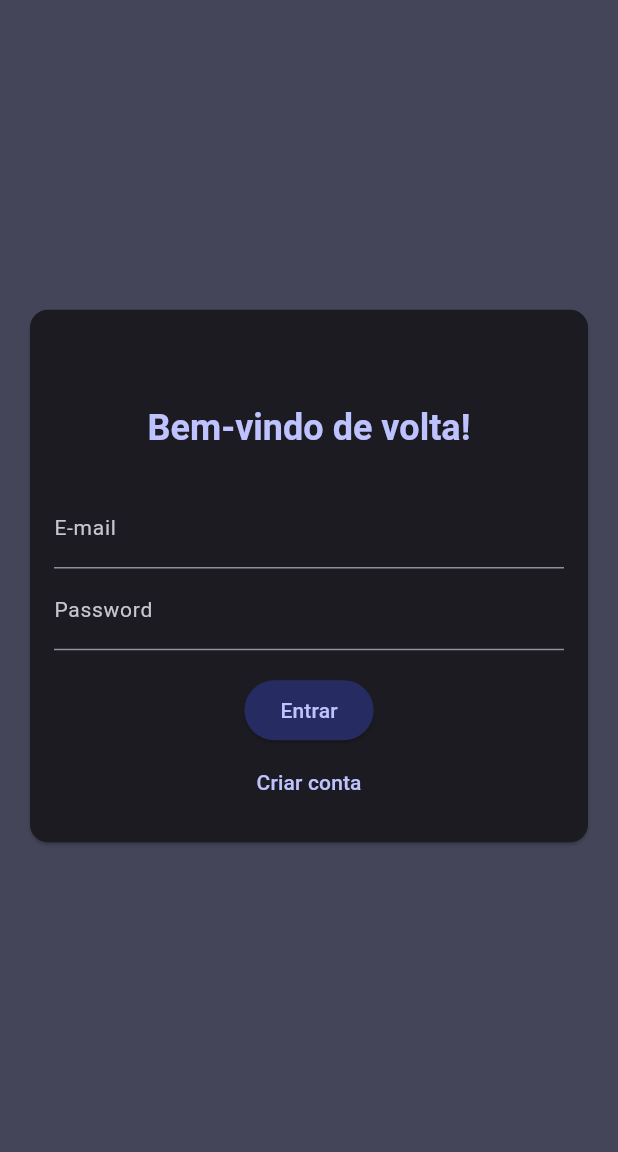
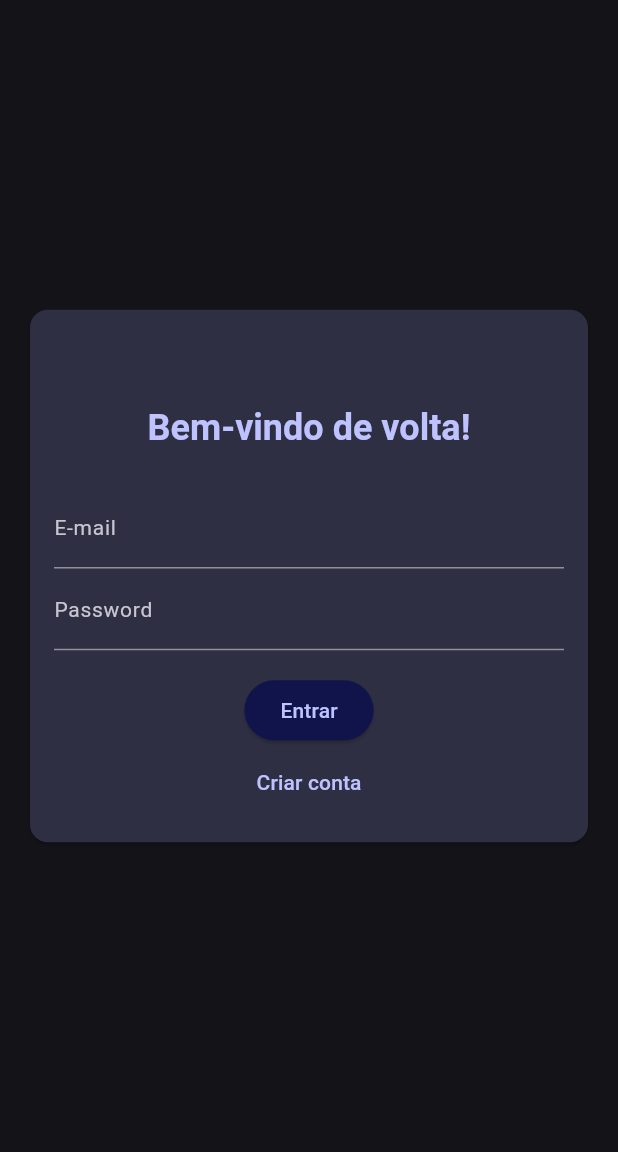
Before and after one commit to Gabrielst27/my_chat, a Flutter app: the screen it shows after launch, on a phone screen of 412 x 824 dp, the part 84-1236 px from its top. Run offline on Flutter 3.47's test engine with Material 3 defaults, Android fonts, the phone set to English and light mode, and no system bars; our stand-ins replace firebase_auth, firebase_core; accounts and stored records are empty; generated files the repository leaves out were written again.

Commit message:
refac: improved theme

```diff
--- a/lib/screens/auth_screen.dart
+++ b/lib/screens/auth_screen.dart
@@ -71,7 +71,9 @@ class _AuthScreenState extends State<AuthScreen> {
                       _isLogin ? 'Bem-vindo de volta!' : 'Crie sua conta',
                       textAlign: TextAlign.center,
                       style: Theme.of(context).textTheme.titleLarge!.copyWith(
-                        color: Theme.of(context).colorScheme.primary,
+                        color: Theme.of(
+                          context,
+                        ).colorScheme.primary.withAlpha(255),
                       ),
                     ),
                   ),
--- a/lib/theme.dart
+++ b/lib/theme.dart
@@ -7,7 +7,7 @@ final darkColorScheme = ColorScheme.fromSeed(
 
 final darkTheme = ThemeData().copyWith(
   colorScheme: darkColorScheme,
-  scaffoldBackgroundColor: darkColorScheme.secondaryContainer,
+  scaffoldBackgroundColor: darkColorScheme.surface,
   appBarTheme: AppBarTheme().copyWith(
     backgroundColor: darkColorScheme.onSecondary,
   ),
@@ -15,9 +15,12 @@ final darkTheme = ThemeData().copyWith(
     labelStyle: TextStyle(fontSize: 14),
   ),
   elevatedButtonTheme: ElevatedButtonThemeData(
-    style: ElevatedButton.styleFrom(backgroundColor: darkColorScheme.onPrimary),
+    style: ElevatedButton.styleFrom(
+      backgroundColor: darkColorScheme.onPrimaryFixed,
+    ),
   ),
   textTheme: TextTheme().copyWith(
     titleLarge: TextStyle(fontSize: 24, fontWeight: FontWeight.bold),
   ),
+  cardTheme: CardThemeData().copyWith(color: darkColorScheme.onSecondary),
 );
```
